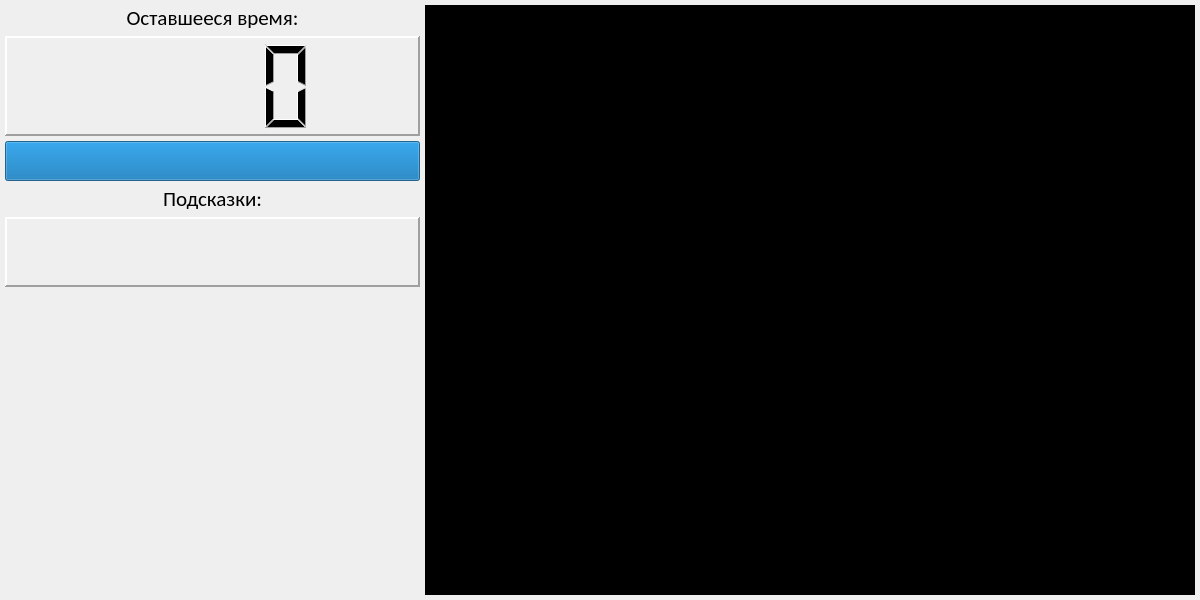
Old version of the form py/HapHapch/Qt/GameWindow/PyQtWindow.ui in the repository KirillHit/HandTracker.
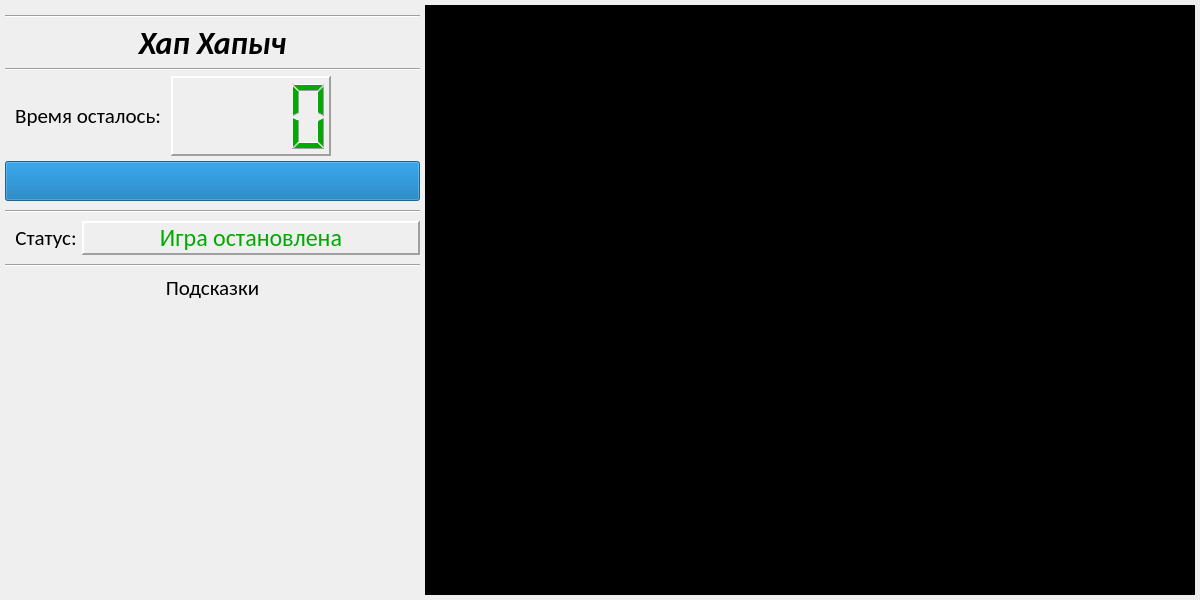
New version of the form.

```diff
--- a/py/HapHapch/Qt/GameWindow/PyQtWindow.ui
+++ b/py/HapHapch/Qt/GameWindow/PyQtWindow.ui
@@ -36,7 +36,55 @@
     <item row="0" column="1">
      <layout class="QHBoxLayout" name="horizontalLayout_2" stretch="7,13">
       <item>
-       <layout class="QVBoxLayout" name="verticalLayout" stretch="0,0,0,0,0,100">
+       <layout class="QVBoxLayout" name="verticalLayout" stretch="0,0,0,0,0,0,0,0,0,0,0">
+        <property name="topMargin">
+         <number>10</number>
+        </property>
+        <item>
+         <widget class="Line" name="line_4">
+          <property name="orientation">
+           <enum>Qt::Horizontal</enum>
+          </property>
+         </widget>
+        </item>
+        <item>
+         <widget class="QLabel" name="label_3">
+          <property name="font">
+           <font>
+            <family>Calibri</family>
+            <pointsize>24</pointsize>
+            <weight>75</weight>
+            <italic>true</italic>
+            <bold>true</bold>
+            <underline>false</underline>
+            <strikeout>false</strikeout>
+            <stylestrategy>PreferDefault</stylestrategy>
+            <kerning>true</kerning>
+           </font>
+          </property>
+          <property name="text">
+           <string>Хап Хапыч</string>
+          </property>
+          <property name="alignment">
+           <set>Qt::AlignCenter</set>
+          </property>
+          <property name="margin">
+           <number>5</number>
+          </property>
+         </widget>
+        </item>
+        <item>
+         <widget class="Line" name="line">
+          <property name="orientation">
+           <enum>Qt::Horizontal</enum>
+          </property>
+         </widget>
+        </item>
+        <item>
+         <layout class="QHBoxLayout" name="horizontalLayout">
+          <property name="leftMargin">
+           <number>10</number>
+          </property>
         <item>
          <widget class="QLabel" name="label">
           <property name="font">
@@ -46,7 +94,7 @@
            </font>
           </property>
           <property name="text">
-           <string>Оставшееся время:</string>
+             <string>Время осталось: </string>
           </property>
           <property name="alignment">
            <set>Qt::AlignCenter</set>
@@ -63,8 +111,8 @@
           </property>
           <property name="minimumSize">
            <size>
-            <width>250</width>
-            <height>100</height>
+              <width>160</width>
+              <height>80</height>
            </size>
           </property>
           <property name="font">
@@ -72,6 +120,9 @@
             <pointsize>11</pointsize>
            </font>
           </property>
+            <property name="styleSheet">
+             <string notr="true">color: rgb(0, 170, 0);</string>
+            </property>
           <property name="frameShape">
            <enum>QFrame::Panel</enum>
           </property>
@@ -102,6 +153,21 @@
          </widget>
         </item>
         <item>
+           <widget class="QLabel" name="label_4">
+            <property name="sizePolicy">
+             <sizepolicy hsizetype="Expanding" vsizetype="Preferred">
+              <horstretch>0</horstretch>
+              <verstretch>0</verstretch>
+             </sizepolicy>
+            </property>
+            <property name="text">
+             <string/>
+            </property>
+           </widget>
+          </item>
+         </layout>
+        </item>
+        <item>
          <widget class="QProgressBar" name="progressBar">
           <property name="sizePolicy">
            <sizepolicy hsizetype="Expanding" vsizetype="Minimum">
@@ -121,6 +187,9 @@
           <property name="value">
            <number>10000</number>
           </property>
+          <property name="alignment">
+           <set>Qt::AlignCenter</set>
+          </property>
           <property name="textVisible">
            <bool>false</bool>
           </property>
@@ -136,6 +205,24 @@
          </widget>
         </item>
         <item>
+         <widget class="Line" name="line_2">
+          <property name="minimumSize">
+           <size>
+            <width>0</width>
+            <height>10</height>
+           </size>
+          </property>
+          <property name="orientation">
+           <enum>Qt::Horizontal</enum>
+          </property>
+         </widget>
+        </item>
+        <item>
+         <layout class="QHBoxLayout" name="horizontalLayout_3">
+          <property name="leftMargin">
+           <number>10</number>
+          </property>
+          <item>
          <widget class="QLabel" name="label_2">
           <property name="font">
            <font>
@@ -144,7 +231,7 @@
            </font>
           </property>
           <property name="text">
-           <string>Подсказки:</string>
+             <string>Статус:</string>
           </property>
           <property name="alignment">
            <set>Qt::AlignCenter</set>
@@ -152,7 +239,7 @@
          </widget>
         </item>
         <item>
-         <widget class="QLabel" name="description_lab">
+           <widget class="QLabel" name="status_lab">
           <property name="sizePolicy">
            <sizepolicy hsizetype="Expanding" vsizetype="Preferred">
             <horstretch>0</horstretch>
@@ -161,8 +248,8 @@
           </property>
           <property name="minimumSize">
            <size>
-            <width>0</width>
-            <height>70</height>
+              <width>300</width>
+              <height>0</height>
            </size>
           </property>
           <property name="sizeIncrement">
@@ -174,9 +261,14 @@
           <property name="font">
            <font>
             <family>Calibri</family>
-            <pointsize>16</pointsize>
-           </font>
-          </property>
+              <pointsize>18</pointsize>
+              <weight>50</weight>
+              <bold>false</bold>
+             </font>
+            </property>
+            <property name="styleSheet">
+             <string notr="true">color: rgb(0, 170, 0)</string>
+            </property>
           <property name="frameShape">
            <enum>QFrame::Panel</enum>
           </property>
@@ -187,20 +279,117 @@
            <number>2</number>
           </property>
           <property name="text">
+             <string>Игра остановлена</string>
+            </property>
+            <property name="alignment">
+             <set>Qt::AlignCenter</set>
+            </property>
+            <property name="wordWrap">
+             <bool>false</bool>
+            </property>
+            <property name="margin">
+             <number>5</number>
+            </property>
+           </widget>
+          </item>
+         </layout>
+        </item>
+        <item>
+         <widget class="Line" name="line_3">
+          <property name="minimumSize">
+           <size>
+            <width>0</width>
+            <height>10</height>
+           </size>
+          </property>
+          <property name="frameShadow">
+           <enum>QFrame::Sunken</enum>
+          </property>
+          <property name="lineWidth">
+           <number>1</number>
+          </property>
+          <property name="orientation">
+           <enum>Qt::Horizontal</enum>
+          </property>
+         </widget>
+        </item>
+        <item>
+         <widget class="QLabel" name="label_5">
+          <property name="font">
+           <font>
+            <family>Calibri</family>
+            <pointsize>16</pointsize>
+           </font>
+          </property>
+          <property name="text">
+           <string>Подсказки</string>
+          </property>
+          <property name="alignment">
+           <set>Qt::AlignCenter</set>
+          </property>
+         </widget>
+        </item>
+        <item>
+         <widget class="QLabel" name="description_lab">
+          <property name="sizePolicy">
+           <sizepolicy hsizetype="Preferred" vsizetype="Expanding">
+            <horstretch>0</horstretch>
+            <verstretch>0</verstretch>
+           </sizepolicy>
+          </property>
+          <property name="minimumSize">
+           <size>
+            <width>0</width>
+            <height>0</height>
+           </size>
+          </property>
+          <property name="font">
+           <font>
+            <family>Calibri</family>
+            <pointsize>14</pointsize>
+           </font>
+          </property>
+          <property name="frameShape">
+           <enum>QFrame::NoFrame</enum>
+          </property>
+          <property name="frameShadow">
+           <enum>QFrame::Raised</enum>
+          </property>
+          <property name="lineWidth">
+           <number>2</number>
+          </property>
+          <property name="text">
            <string/>
           </property>
           <property name="alignment">
-           <set>Qt::AlignHCenter|Qt::AlignTop</set>
+           <set>Qt::AlignLeading|Qt::AlignLeft|Qt::AlignTop</set>
           </property>
           <property name="wordWrap">
            <bool>true</bool>
           </property>
+          <property name="margin">
+           <number>5</number>
+          </property>
          </widget>
         </item>
         <item>
-         <widget class="QLabel" name="gif_lab">
+         <layout class="QGridLayout" name="gridLayout">
+          <property name="leftMargin">
+           <number>20</number>
+          </property>
+          <property name="topMargin">
+           <number>20</number>
+          </property>
+          <property name="rightMargin">
+           <number>20</number>
+          </property>
+          <property name="bottomMargin">
+           <number>20</number>
+          </property>
+          <item row="0" column="0">
+           <widget class="QLabel" name="logo_lab">
           <property name="sizePolicy">
-           <sizepolicy hsizetype="Ignored" vsizetype="Ignored">
+             <sizepolicy hsizetype="Ignored" vsizetype="Preferred">
             <horstretch>0</horstretch>
             <verstretch>0</verstretch>
            </sizepolicy>
@@ -208,16 +397,39 @@
           <property name="minimumSize">
            <size>
             <width>0</width>
-            <height>100</height>
-           </size>
-          </property>
+              <height>0</height>
+             </size>
+            </property>
+            <property name="autoFillBackground">
+             <bool>false</bool>
+            </property>
+            <property name="styleSheet">
+             <string notr="true"/>
+            </property>
+            <property name="frameShape">
+             <enum>QFrame::NoFrame</enum>
+            </property>
+            <property name="frameShadow">
+             <enum>QFrame::Plain</enum>
+            </property>
+            <property name="lineWidth">
+             <number>1</number>
+            </property>
           <property name="text">
            <string/>
           </property>
           <property name="alignment">
-           <set>Qt::AlignHCenter|Qt::AlignTop</set>
-          </property>
-         </widget>
+             <set>Qt::AlignCenter</set>
+            </property>
+            <property name="margin">
+             <number>0</number>
+            </property>
+            <property name="indent">
+             <number>-1</number>
+            </property>
+           </widget>
+          </item>
+         </layout>
         </item>
        </layout>
       </item>
```
Left out of the diff: 10 changed lines with no effect on the pictures. Lines whose indentation alone changed are shown as unchanged.
